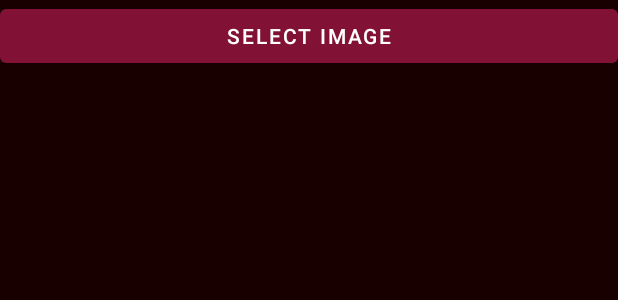
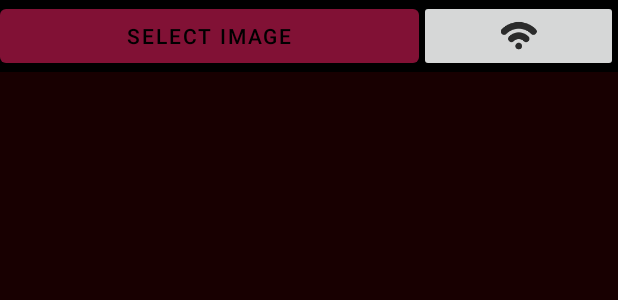
Before and after one commit to m-gheini/Real-Time-Projector-For-Android-Phones, an Android app: the layout fragment_gallery.xml on its own in the app's theme, with its tools: preview values and no code run, on a phone screen of 412 x 824 dp. Shown: the top 300 px of the screen. Run offline under Robolectric (Android 15) with nearby library versions, the phone set to English and light mode, and no system bars.

Commit message:
image ready to test

```diff
--- a/app/src/main/res/layout/fragment_gallery.xml
+++ b/app/src/main/res/layout/fragment_gallery.xml
@@ -8,18 +8,25 @@
     android:orientation="vertical"
     tools:context=".ui.gallery.GalleryFragment">
     <LinearLayout
+        android:background="#000000"
         android:layout_width="match_parent"
         android:layout_height="wrap_content"
         android:orientation="horizontal">
         <Button
-            android:layout_weight="1"
+            android:layout_weight="2"
             android:id="@+id/image_selection"
             android:layout_width="wrap_content"
             android:layout_height="wrap_content"
+            android:padding="0dp"
             android:text="select image"
-            android:textColor="@color/white"
-            app:layout_constraintEnd_toEndOf="parent"
-            app:layout_constraintStart_toStartOf="parent" />
+            android:textColor="@color/black" />
+        <ImageButton
+            android:layout_width="wrap_content"
+            android:layout_height="fill_parent"
+            android:id="@+id/btn_save"
+            android:layout_weight="1"
+            android:src="@drawable/ic_send"
+            android:text="Save"/>
     </LinearLayout>
     <ImageView
         android:layout_width="wrap_content"
```
Also changed, not shown: app/src/main/java/com/example/finalscreenprojector/logic/NetworkThread.java (+18 -6 lines), app/src/main/java/com/example/finalscreenprojector/ui/drawing/DrawingFragment.java (+1 -20 lines), app/src/main/java/com/example/finalscreenprojector/ui/gallery/GalleryFragment.java (+25 -2 lines).
